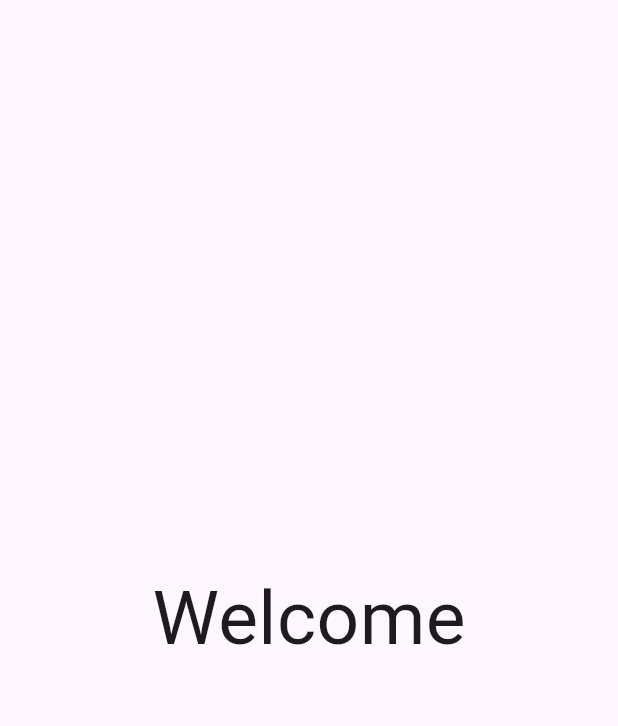
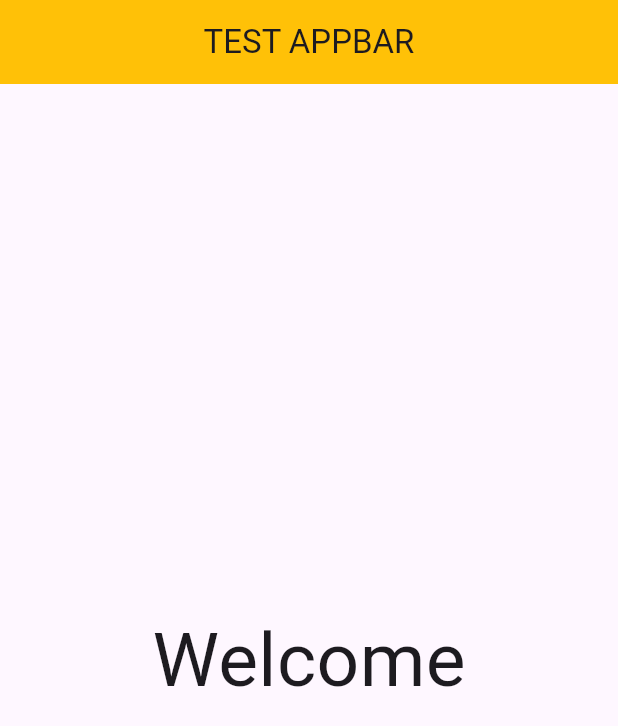
Before and after one commit to robiulhasananim/flutter_application_1, a Flutter app: the screen it shows after launch, on a phone screen of 412 x 824 dp. Shown: the top 726 px of the screen. Run offline on Flutter 3.47's test engine with Material 3 defaults, Android fonts, the phone set to English and light mode, and no system bars.

Commit message:
add appbar

```diff
--- a/lib/main.dart
+++ b/lib/main.dart
@@ -23,6 +23,11 @@ class MyHomePage extends StatelessWidget {
   @override
   Widget build(BuildContext context) {
     return Scaffold(
+      appBar: AppBar(
+        title: Text("TEST APPBAR"),
+        backgroundColor: Colors.amber,
+        centerTitle: true,
+      ),
       body: Center(
         child: Text("Welcome", style: TextStyle(fontSize: 50),),
       ),
```
